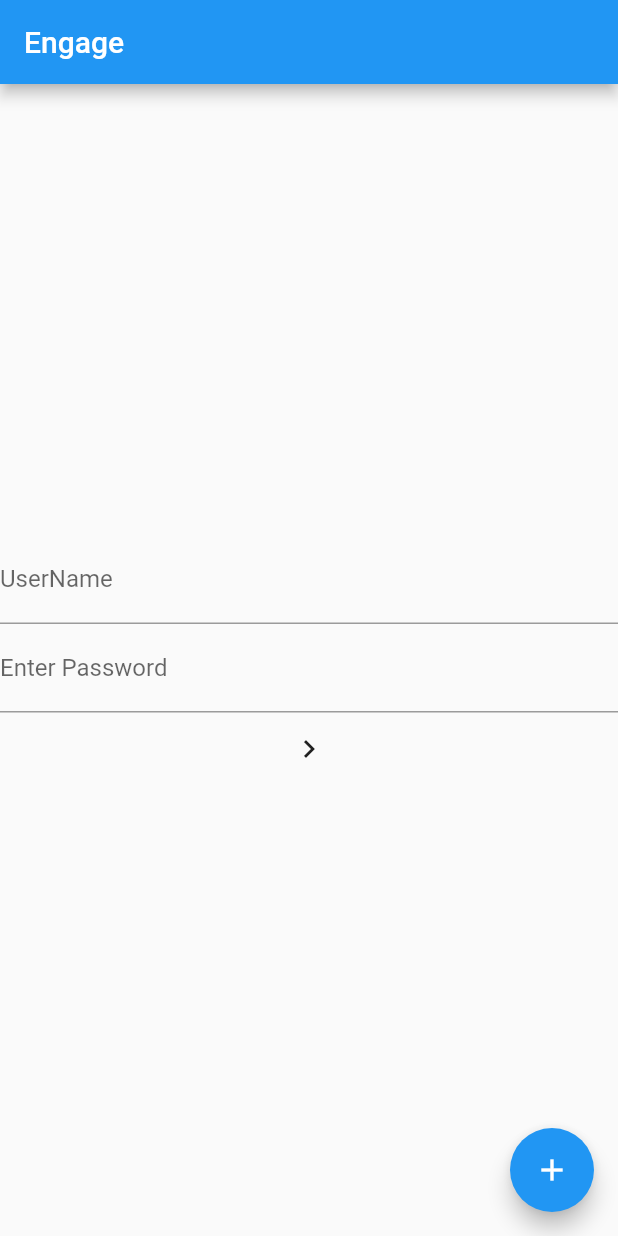
After one commit to hackla-engage/engage_flutter, a Flutter app: the screen it shows after launch, on a phone screen of 412 x 824 dp. The commit adds this screen. Run offline on Flutter 3.47's test engine with Material 2 defaults, Android fonts, the phone set to English and light mode, and no system bars.

Commit message:
added some text fields

```diff
--- /dev/null
+++ b/lib/signup.dart
@@ -0,0 +1,110 @@
+import 'package:flutter/material.dart';
+import 'category.dart';
+
+class MyApp extends StatelessWidget {
+  // This widget is the root of your application.
+  @override
+  Widget build(BuildContext context) {
+    return new MaterialApp(
+      title: 'Flutter Demo',
+      theme: new ThemeData(
+        // This is the theme of your application.
+        //
+        // Try running your application with "flutter run". You'll see the
+        // application has a blue toolbar. Then, without quitting the app, try
+        // changing the primarySwatch below to Colors.green and then invoke
+        // "hot reload" (press "r" in the console where you ran "flutter run",
+        // or press Run > Flutter Hot Reload in IntelliJ). Notice that the
+        // counter didn't reset back to zero; the application is not restarted.
+        primarySwatch: Colors.blue,
+      ),
+      home: new MySignupPage(title: 'Engage'),
+      routes: <String, WidgetBuilder> {
+            '/category': (BuildContext context) => new MyCategory(),
+        }
+    );
+  }
+}
+
+class MySignupPage extends StatefulWidget {
+  MySignupPage({Key key, this.title}) : super(key: key);
+
+  // This widget is the home page of your application. It is stateful, meaning
+  // that it has a State object (defined below) that contains fields that affect
+  // how it looks.
+
+  // This class is the configuration for the state. It holds the values (in this
+  // case the title) provided by the parent (in this case the App widget) and
+  // used by the build method of the State. Fields in a Widget subclass are
+  // always marked "final".
+
+  final String title;
+
+  @override
+  _MySignupPageState createState() => new _MySignupPageState();
+}
+
+class _MySignupPageState extends State<MySignupPage> {
+  int _counter = 0;
+
+  void _incrementCounter() {
+    setState(() {
+      // This call to setState tells the Flutter framework that something has
+      // changed in this State, which causes it to rerun the build method below
+      // so that the display can reflect the updated values. If we changed
+      // _counter without calling setState(), then the build method would not be
+      // called again, and so nothing would appear to happen.
+      _counter++;
+    });
+  }
+
+  @override
+  Widget build(BuildContext context) {
+    // This method is rerun every time setState is called, for instance as done
+    // by the _incrementCounter method above.
+    //
+    // The Flutter framework has been optimized to make rerunning build methods
+    // fast, so that you can just rebuild anything that needs updating rather
+    // than having to individually change instances of widgets.
+    return new Scaffold(
+      appBar: new AppBar(
+        // Here we take the value from the MyHomePage object that was created by
+        // the App.build method, and use it to set our appbar title.
+        title: new Text(widget.title),
+      ),
+      body: new Center(
+        // Center is a layout widget. It takes a single child and positions it
+        // in the middle of the parent.
+        child: new Column(
+          mainAxisAlignment: MainAxisAlignment.center,
+          children: <Widget>[
+            new TextFormField(
+              autocorrect: false,
+              obscureText: false,
+              decoration: const InputDecoration(
+                labelText: 'UserName',
+              ),
+            ),
+            new TextFormField(
+              autocorrect: false,
+              obscureText: true,
+              decoration: const InputDecoration(
+                labelText: 'Enter Password',
+              ),
+            ),
+            new IconButton(
+              onPressed: () { Navigator.of(context).pushNamed('/category'); },
+              tooltip: 'category',
+              icon: new Icon(Icons.navigate_next),
+            ),
+          ],
+        ),
+      ),
+      floatingActionButton: new FloatingActionButton(
+        onPressed: _incrementCounter,
+        tooltip: 'Increment',
+        child: new Icon(Icons.add),
+      ), // This trailing comma makes auto-formatting nicer for build methods.
+    );
+  }
+}
```
Also changed, not shown: lib/main.dart (+1 -115 lines).
